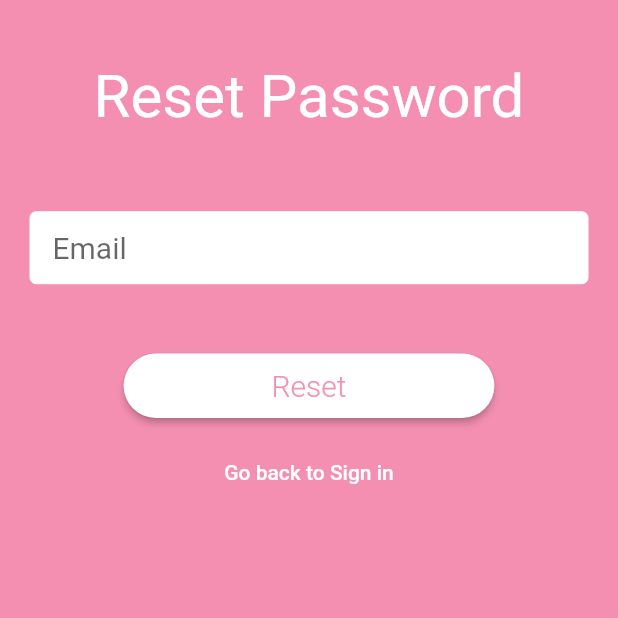
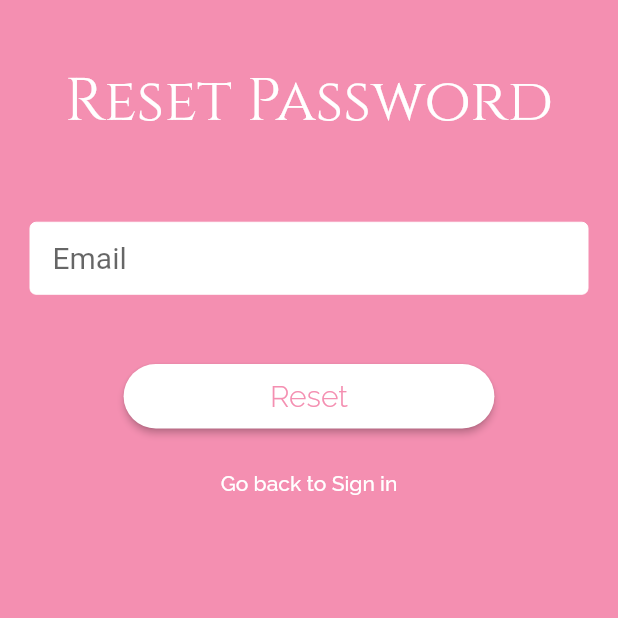
Before and after one commit to PushkaraSharma/MoneyDiary, a Flutter app: the screen it shows after launch, after a tap on "Sign In", after a tap on "Forgot Password?", on a phone screen of 412 x 824 dp, the top half of it. Run offline on Flutter 3.47's test engine with Material 2 defaults, Android fonts, the phone set to English and light mode, and no system bars; drawn by our look-alikes of auto_size_text; our stand-ins replace firebase_auth, flutter_spinkit, font_awesome_flutter, google_sign_in; missing offline and left inert: flutter_auth_buttons; accounts and stored records are empty.

Commit message:
Eight Commit "User data can be edited and can add one entry per day ..fonts changed"

```diff
--- a/lib/services/auth_services.dart
+++ b/lib/services/auth_services.dart
@@ -18,7 +18,6 @@ class AuthService{
   Future<String> getcurrentUserId() async{
     final  authResult  = await _firebaseAuth.currentUser();
     String userID = authResult.uid;
-    //print(userID);
     return userID;
   }
 
@@ -53,7 +52,6 @@ class AuthService{
 
   Future checkAnonUser()async{
     bool user = (await _firebaseAuth.currentUser()).isAnonymous;
-    print(user);
     if(user){return true;}
     else{return false;}
   }
--- a/lib/starting_views/first_view.dart
+++ b/lib/starting_views/first_view.dart
@@ -21,16 +21,16 @@ class FirstView extends StatelessWidget {
             child: Column(
               children: <Widget>[
                 SizedBox(height: height*0.1,),
-                Text('Welcome',style: TextStyle(fontSize: 46,fontWeight: FontWeight.bold,color: Colors.white),),
+                Text('Welcome',style: TextStyle(fontSize: 46,fontWeight: FontWeight.bold,color: Colors.white,fontFamily: 'Cinzel'),),
                 SizedBox(height: height*0.1,),
-                AutoSizeText('Lets put your daily earnings',maxLines: 2,textAlign: TextAlign.center,style: TextStyle(fontSize: 38,color: Colors.white),),
+                AutoSizeText('Lets put your daily earnings',maxLines: 2,textAlign: TextAlign.center,style: TextStyle(fontSize: 38,color: Colors.white,fontFamily: 'Raleway'),),
                 SizedBox(height: height*0.1,),
                 RaisedButton(
                   color: Colors.white,
                   shape: RoundedRectangleBorder(borderRadius: BorderRadius.circular(25.0)),
                   child: Padding(
                     padding: const EdgeInsets.fromLTRB(30,15,30,15),
-                    child: Text('Lets Begin',style: TextStyle(color: primaryColor,fontWeight: FontWeight.w600,fontSize: 30),),
+                    child: Text('Lets Begin',style: TextStyle(color: primaryColor,fontWeight: FontWeight.w600,fontSize: 30,fontFamily: 'Cinzel'),),
                   ),
                   onPressed: (){
                     showDialog(context: context,builder: (BuildContext context)=>CustomDialog(title: 'Create free account',
@@ -41,7 +41,7 @@ class FirstView extends StatelessWidget {
                 ),
                 SizedBox(height: height*0.1,),
                 FlatButton(
-                  child: Text('Sign In',style: TextStyle(fontSize: 25),),
+                  child: Text('Sign In',style: TextStyle(fontSize: 25,fontFamily: 'Cinzel'),),
                   onPressed: (){
                     Navigator.of(context).pushReplacementNamed('/signIn');
                   },
--- a/lib/starting_views/signup_view.dart
+++ b/lib/starting_views/signup_view.dart
@@ -1,6 +1,5 @@
 
 import 'package:flutter/material.dart';
-import 'package:firebase_auth/firebase_auth.dart';
 import 'package:auto_size_text/auto_size_text.dart';
 import 'package:money_diary/services/auth_services.dart';
 import 'package:money_diary/widgets/provider_widget.dart';
@@ -105,7 +104,7 @@ class _Signup_viewState extends State<Signup_view> {
           mainAxisAlignment: MainAxisAlignment.center,
           children: <Widget>[
             SpinKitWave(color: Colors.white,),
-            Text('Loading',style: TextStyle(color: Colors.white),)
+            Text('Loading',style: TextStyle(color: Colors.white,fontFamily: 'Raleway'),)
           ],
         ),
       );
@@ -177,7 +176,7 @@ class _Signup_viewState extends State<Signup_view> {
     else{headerText = 'Create New Account';}
     return AutoSizeText(headerText, maxLines: 1,
               textAlign: TextAlign.center,
-              style: TextStyle(fontSize: 40, color: Colors.white),);
+              style: TextStyle(fontSize: 40, color: Colors.white,fontFamily: 'Cinzel'),);
   }
 
   List<Widget> inputforms() {
@@ -247,7 +246,7 @@ class _Signup_viewState extends State<Signup_view> {
     bool SocialSignInButtons = true;
 
     if(authFormType ==AuthFormType.signIn){
-      switchButtonsText = 'Dont have an account,Create One';
+      switchButtonsText = 'Dont have an account then CREATE NOW';
       newFormState = 'SignUp';
       submitButtonText = 'SignIn';
       showForgetPassword = true;
@@ -281,14 +280,14 @@ class _Signup_viewState extends State<Signup_view> {
           },
           child: Padding(
             padding: EdgeInsets.all(10.0),
-            child: Text(submitButtonText,style: TextStyle(fontSize: 20.0,fontWeight:FontWeight.w300 ),),
+            child: Text(submitButtonText,style: TextStyle(fontSize: 20.0,fontWeight:FontWeight.w300,fontFamily: 'Raleway'),),
           )
         ),
       ),
       SizedBox(height: 10,),
       showForgetPasswordButton(showForgetPassword),
       FlatButton(
-      child: Text(switchButtonsText,style: TextStyle(color: Colors.white),),
+      child: Text(switchButtonsText,style: TextStyle(color: Colors.white,fontFamily: 'Raleway'),),
       onPressed: (){
         switchFromState(newFormState);
       },),
@@ -301,7 +300,7 @@ class _Signup_viewState extends State<Signup_view> {
       child: Padding(
         padding: const EdgeInsets.fromLTRB(10, 10, 10, 20),
         child: FlatButton(
-          child: Text('Forgot Password?',style: TextStyle(color: Colors.white,),),
+          child: Text('Forgot Password?',style: TextStyle(color: Colors.white,fontFamily: 'Raleway'),),
           onPressed: (){
             setState(() => authFormType = AuthFormType.passwordReset);
           },
```
Also changed, not shown: lib/inner_views/home.dart (+4 -4 lines), lib/widgets/custom_dialog_alert.dart (+4 -4 lines), pubspec.yaml (+34 -13 lines), pubspec.lock.
